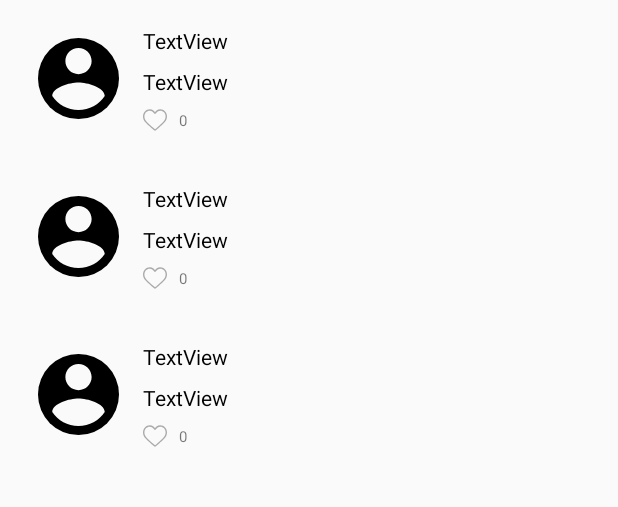
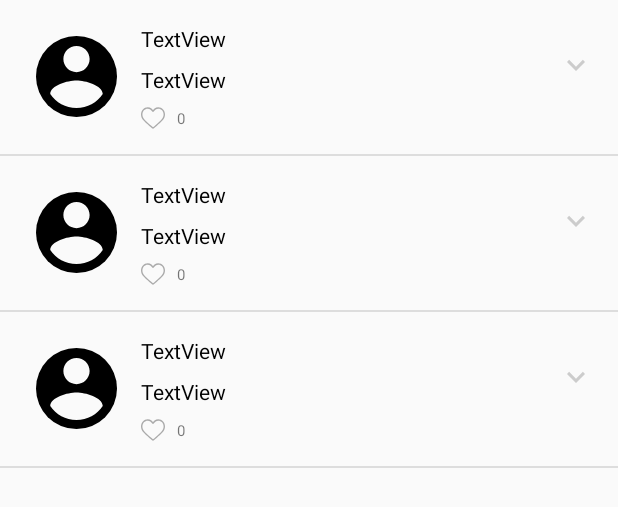
Before and after one commit to namelessbliss/MiniTwitter, an Android app: the layout fragment_tweet_list.xml on its own in the app's theme, with its tools: preview values and no code run, on a phone screen of 412 x 824 dp. Shown: the top 507 px of the screen. Run offline under Robolectric (Android 15) with nearby library versions, the phone set to English and light mode, and no system bars; network calls fail.

Commit message:
Delete completado, Adapter Rediseñado, IV para mostrar Menu eliminar

```diff
--- a/app/src/main/java/com/app/nb/minitwitter/data/TweetRepository.java
+++ b/app/src/main/java/com/app/nb/minitwitter/data/TweetRepository.java
@@ -143,6 +143,9 @@ public class TweetRepository {
                 if (response.isSuccessful()) {
                     List<Tweet> listaClonada = new ArrayList<>();
                     for (int i = 0; i < allTweets.getValue().size(); i++) {
+                        //Si el tweet de la iteracion tiene  el mismo valor que el id que se pasa
+                        // entonces no se añade a esta nueva lista clonada
+                        // de esa forma se excluye de la nueva lista que se esta formando :)
                         if (allTweets.getValue().get(i).getId() != idTweet) {
                             listaClonada.add(new Tweet(allTweets.getValue().get(i)));
                         }
--- a/app/src/main/java/com/app/nb/minitwitter/ui/BottomModalTweetFragment.java
+++ b/app/src/main/java/com/app/nb/minitwitter/ui/BottomModalTweetFragment.java
@@ -25,6 +25,7 @@ public class BottomModalTweetFragment extends BottomSheetDialogFragment {
         BottomModalTweetFragment fragment = new BottomModalTweetFragment();
         Bundle args = new Bundle();
         args.putInt(Constants.ARG_TWEET_ID, idTweet);
+        fragment.setArguments(args);
         return fragment;
     }
 
@@ -64,7 +65,7 @@ public class BottomModalTweetFragment extends BottomSheetDialogFragment {
     @Override
     public void onActivityCreated(@Nullable Bundle savedInstanceState) {
         super.onActivityCreated(savedInstanceState);
-        tweetViewModel = ViewModelProviders.of(this).get(TweetViewModel.class);
+        tweetViewModel = ViewModelProviders.of(getActivity()).get(TweetViewModel.class);
 
     }
 
--- a/app/src/main/java/com/app/nb/minitwitter/ui/TweetRecyclerViewAdapter.java
+++ b/app/src/main/java/com/app/nb/minitwitter/ui/TweetRecyclerViewAdapter.java
@@ -69,6 +69,21 @@ public class TweetRecyclerViewAdapter extends RecyclerView.Adapter<TweetRecycler
             holder.tvLikeCount.setTextColor(context.getResources().getColor(R.color.colorAzulDark));
             holder.tvLikeCount.setTypeface(null, Typeface.NORMAL);
 
+            // Desaparecido por defecto
+            holder.ivShowMenu.setVisibility(View.GONE);
+
+            //Muestra iv del menu solo si el tweet pertenece al usuario logeado
+            if (holder.mItem.getUser().getUsername().equals(username)) {
+                holder.ivShowMenu.setVisibility(View.VISIBLE);
+            }
+            //Evento para mostrar el menu
+            holder.ivShowMenu.setOnClickListener(new View.OnClickListener() {
+                @Override
+                public void onClick(View view) {
+                    tweetViewModel.openDialogTweetMenu(context, holder.mItem.getId());
+                }
+            });
+
             holder.ivLike.setOnClickListener(new View.OnClickListener() {
                 @Override
                 public void onClick(View view) {
@@ -108,6 +123,7 @@ public class TweetRecyclerViewAdapter extends RecyclerView.Adapter<TweetRecycler
         public final View mView;
         public final ImageView ivAvatar;
         public final ImageView ivLike;
+        public final ImageView ivShowMenu;
         public final TextView tvUsername;
         public final TextView tvMessage;
         public final TextView tvLikeCount;
@@ -118,6 +134,7 @@ public class TweetRecyclerViewAdapter extends RecyclerView.Adapter<TweetRecycler
             mView = view;
             ivAvatar = view.findViewById(R.id.imageViewAvatar);
             ivLike = view.findViewById(R.id.imageViewLike);
+            ivShowMenu = view.findViewById(R.id.imageViewShowMenu);
             tvUsername = view.findViewById(R.id.textViewUsername);
             tvMessage = view.findViewById(R.id.textViewMessage);
             tvLikeCount = view.findViewById(R.id.textViewLike);
--- /dev/null
+++ b/app/src/main/res/drawable/ic_keyboard_arrow_down_grey_24dp.xml
@@ -0,0 +1,5 @@
+<vector android:height="24dp" android:tint="#CCCCCC"
+    android:viewportHeight="24.0" android:viewportWidth="24.0"
+    android:width="24dp" xmlns:android="http://schemas.android.com/apk/res/android">
+    <path android:fillColor="#FF000000" android:pathData="M7.41,7.84L12,12.42l4.59,-4.58L18,9.25l-6,6 -6,-6z"/>
+</vector>
--- a/app/src/main/res/layout/fragment_tweet.xml
+++ b/app/src/main/res/layout/fragment_tweet.xml
@@ -4,13 +4,14 @@
     xmlns:tools="http://schemas.android.com/tools"
     android:layout_width="match_parent"
     android:layout_height="wrap_content"
-    android:orientation="horizontal"
-    android:padding="17dp">
+    android:orientation="horizontal">
 
     <de.hdodenhof.circleimageview.CircleImageView
         android:id="@+id/imageViewAvatar"
         android:layout_width="70dp"
         android:layout_height="70dp"
+        android:layout_marginStart="16dp"
+        android:layout_marginTop="16dp"
         android:paddingLeft="8dp"
         android:paddingRight="8dp"
         app:layout_constraintStart_toStartOf="parent"
@@ -59,4 +60,25 @@
         app:layout_constraintBottom_toBottomOf="@+id/imageViewLike"
         app:layout_constraintStart_toEndOf="@+id/imageViewLike"
         app:layout_constraintTop_toTopOf="@+id/imageViewLike" />
+
+    <ImageView
+        android:id="@+id/imageViewShowMenu"
+        android:layout_width="wrap_content"
+        android:layout_height="wrap_content"
+        android:layout_marginTop="16dp"
+        android:layout_marginEnd="16dp"
+        app:layout_constraintEnd_toEndOf="parent"
+        app:layout_constraintTop_toTopOf="@+id/textViewUsername"
+        app:srcCompat="@drawable/ic_keyboard_arrow_down_grey_24dp" />
+
+    <View
+        android:id="@+id/divider"
+        android:layout_width="0dp"
+        android:layout_height="1dp"
+        android:layout_marginTop="16dp"
+        android:background="#DDDDDD"
+        app:layout_constraintBottom_toBottomOf="parent"
+        app:layout_constraintEnd_toEndOf="parent"
+        app:layout_constraintStart_toStartOf="parent"
+        app:layout_constraintTop_toBottomOf="@+id/imageViewLike" />
 </androidx.constraintlayout.widget.ConstraintLayout>
```
Also changed, not shown: 1 other file.
